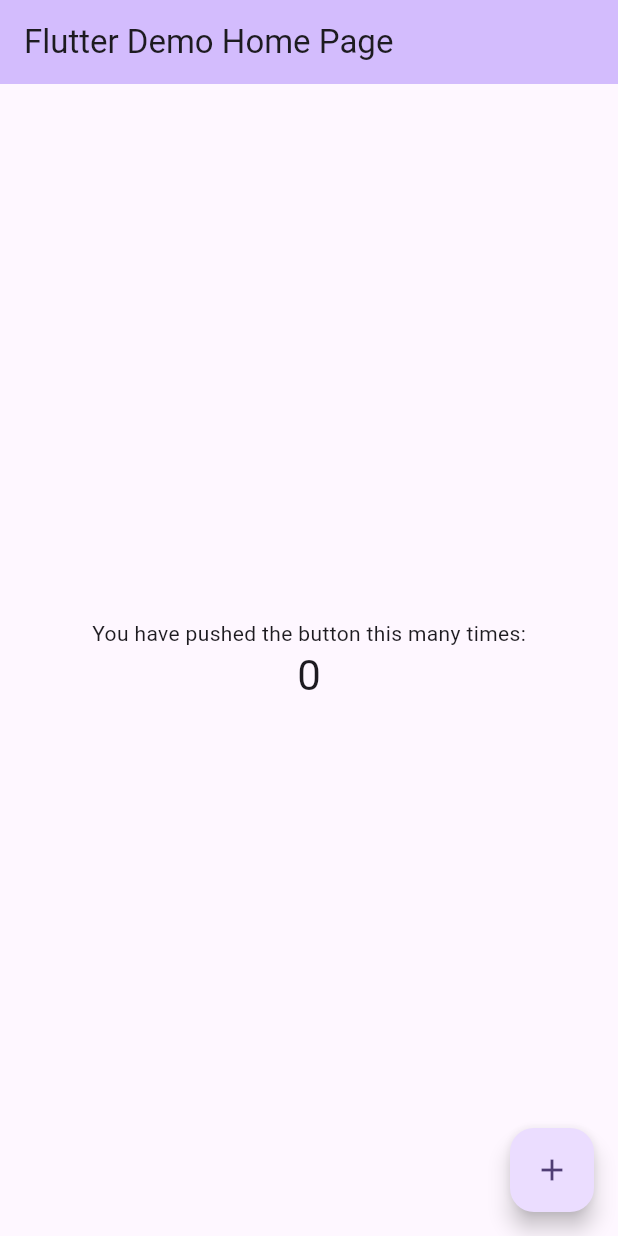
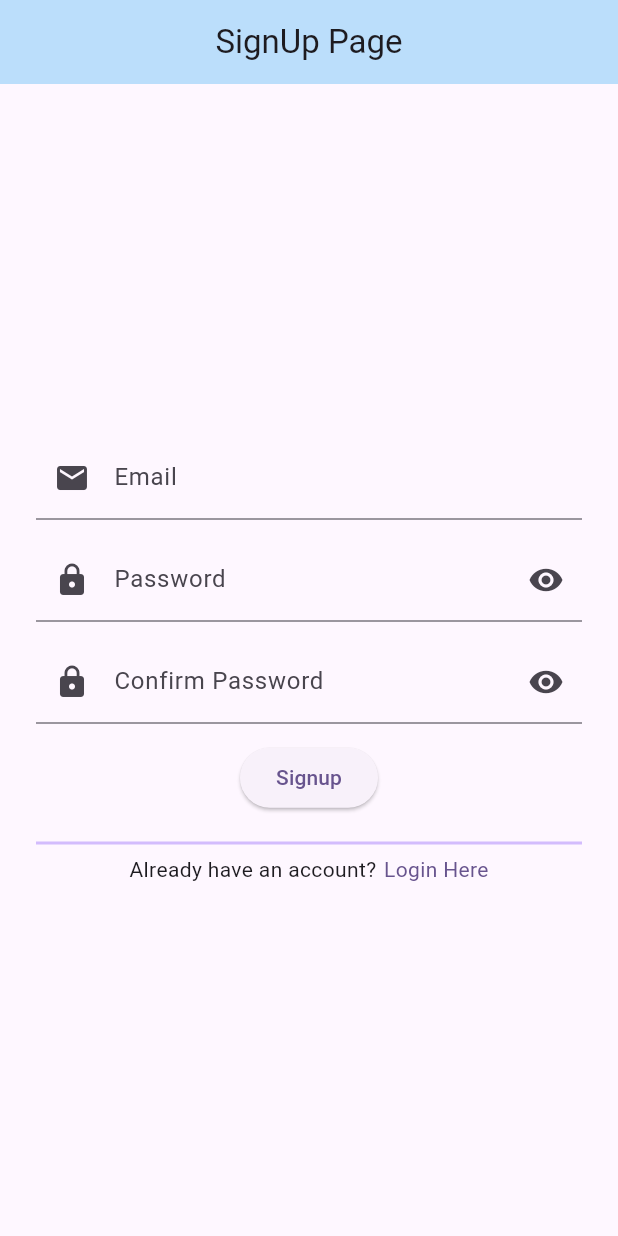
Before and after one commit to Charlie-97/my_notes, a Flutter app: the screen it shows after launch, on a phone screen of 412 x 824 dp. Run offline on Flutter 3.47's test engine with Material 2 defaults, Android fonts, the phone set to English and light mode, and no system bars; our stand-ins replace firebase_auth, firebase_core; accounts and stored records are empty.

Commit message:
Added Email/password login function

```diff
--- a/lib/main.dart
+++ b/lib/main.dart
@@ -1,126 +1,22 @@
 import 'package:flutter/material.dart';
-import 'dart:math';
+import 'package:my_notes/pages/home_page.dart';
+import 'package:my_notes/pages/login_page.dart';
+import 'package:my_notes/pages/signup_page.dart';
 
 void main() {
-  runApp(const MyApp());
-}
-
-class MyApp extends StatelessWidget {
-  const MyApp({super.key});
-
-  // This widget is the root of your application.
-  @override
-  Widget build(BuildContext context) {
-    return MaterialApp(
-      title: 'Flutter Demo',
-      theme: ThemeData(
-        // This is the theme of your application.
-        //
-        // TRY THIS: Try running your application with "flutter run". You'll see
-        // the application has a blue toolbar. Then, without quitting the app,
-        // try changing the seedColor in the colorScheme below to Colors.green
-        // and then invoke "hot reload" (save your changes or press the "hot
-        // reload" button in a Flutter-supported IDE, or press "r" if you used
-        // the command line to start the app).
-        //
-        // Notice that the counter didn't reset back to zero; the application
-        // state is not lost during the reload. To reset the state, use hot
-        // restart instead.
-        //
-        // This works for code too, not just values: Most code changes can be
-        // tested with just a hot reload.
+  WidgetsFlutterBinding.ensureInitialized();
+  runApp(MaterialApp(
+    title: 'Flutter Demo',
+    theme: ThemeData(
         colorScheme: ColorScheme.fromSeed(seedColor: Colors.deepPurple),
         useMaterial3: true,
-      ),
-      home: const MyHomePage(title: 'Flutter Demo Home Page'),
-    );
-  }
+        textTheme: TextTheme(),
+        textButtonTheme: const TextButtonThemeData(style: ButtonStyle())),
+    routes: {
+      '/': (context) => SignupPage(),
+      '/login': (context) => const LoginPage(),
+      '/home': (context) => const HomePage(),
+    },
+    initialRoute: '/',
+  ));
 }
-
-class MyHomePage extends StatefulWidget {
-  const MyHomePage({super.key, required this.title});
-
-  // This widget is the home page of your application. It is stateful, meaning
-  // that it has a State object (defined below) that contains fields that affect
-  // how it looks.
-
-  // This class is the configuration for the state. It holds the values (in this
-  // case the title) provided by the parent (in this case the App widget) and
-  // used by the build method of the State. Fields in a Widget subclass are
-  // always marked "final".
-
-  final String title;
-
-  @override
-  State<MyHomePage> createState() => _MyHomePageState();
-}
-
-class _MyHomePageState extends State<MyHomePage> {
-  int _counter = 0;
-
-  void _incrementCounter() {
-    setState(() {
-      // This call to setState tells the Flutter framework that something has
-      // changed in this State, which causes it to rerun the build method below
-      // so that the display can reflect the updated values. If we changed
-      // _counter without calling setState(), then the build method would not be
-      // called again, and so nothing would appear to happen.
-      _counter++;
-    });
-  }
-
-  @override
-  Widget build(BuildContext context) {
-    // This method is rerun every time setState is called, for instance as done
-    // by the _incrementCounter method above.
-    //
-    // The Flutter framework has been optimized to make rerunning build methods
-    // fast, so that you can just rebuild anything that needs updating rather
-    // than having to individually change instances of widgets.
-    return Scaffold(
-      appBar: AppBar(
-        // TRY THIS: Try changing the color here to a specific color (to
-        // Colors.amber, perhaps?) and trigger a hot reload to see the AppBar
-        // change color while the other colors stay the same.
-        backgroundColor: Theme.of(context).colorScheme.inversePrimary,
-        // Here we take the value from the MyHomePage object that was created by
-        // the App.build method, and use it to set our appbar title.
-        title: Text(widget.title),
-      ),
-      body: Center(
-        // Center is a layout widget. It takes a single child and positions it
-        // in the middle of the parent.
-        child: Column(
-          // Column is also a layout widget. It takes a list of children and
-          // arranges them vertically. By default, it sizes itself to fit its
-          // children horizontally, and tries to be as tall as its parent.
-          //
-          // Column has various properties to control how it sizes itself and
-          // how it positions its children. Here we use mainAxisAlignment to
-          // center the children vertically; the main axis here is the vertical
-          // axis because Columns are vertical (the cross axis would be
-          // horizontal).
-          //
-          // TRY THIS: Invoke "debug painting" (choose the "Toggle Debug Paint"
-          // action in the IDE, or press "p" in the console), to see the
-          // wireframe for each widget.
-          mainAxisAlignment: MainAxisAlignment.center,
-          children: <Widget>[
-            const Text(
-              'You have pushed the button this many times:',
-            ),
-            Text(
-              '$_counter',
-              style: Theme.of(context).textTheme.headlineMedium,
-            ),
-          ],
-        ),
-      ),
-      floatingActionButton: FloatingActionButton(
-        onPressed: _incrementCounter,
-        tooltip: 'Increment',
-        child: const Icon(Icons.add),
-      ), // This trailing comma makes auto-formatting nicer for build methods.
-    );
-  }
-}
--- /dev/null
+++ b/lib/pages/signup_page.dart
@@ -0,0 +1,211 @@
+import 'package:firebase_core/firebase_core.dart';
+import 'package:flutter/material.dart';
+import 'package:firebase_auth/firebase_auth.dart';
+import 'package:my_notes/utils/functions.dart';
+import 'package:my_notes/firebase_options.dart';
+
+class SignupPage extends StatefulWidget {
+  const SignupPage({super.key});
+
+  @override
+  State<SignupPage> createState() => _SignupPageState();
+}
+
+class _SignupPageState extends State<SignupPage> {
+  late final TextEditingController _userEmail;
+
+  late final TextEditingController _userPassword;
+
+  late final TextEditingController _userPasswordConfirmation;
+
+  bool obscurePassword = true;
+
+  bool obscurePasswordConfirmation = true;
+
+  Icon passwordVisibilityIcon = Icon(Icons.visibility);
+  Icon confirmPasswordVisibilityIcon = Icon(Icons.visibility);
+
+  bool passwordsMatch = true;
+
+  @override
+  void initState() {
+    _userEmail = TextEditingController();
+    _userPassword = TextEditingController();
+    _userPasswordConfirmation = TextEditingController();
+    super.initState();
+  }
+
+  @override
+  void dispose() {
+    _userEmail.dispose();
+    _userPassword.dispose();
+    _userPasswordConfirmation.dispose();
+    super.dispose();
+  }
+
+  @override
+  Widget build(BuildContext context) {
+    return Scaffold(
+      appBar: AppBar(
+        title: const Text('SignUp Page'),
+        backgroundColor: Theme.of(context).primaryColorLight,
+        centerTitle: true,
+        elevation: 0.0,
+      ),
+      body: FutureBuilder(
+        future: Firebase.initializeApp(
+          options: DefaultFirebaseOptions.currentPlatform,
+        ),
+        builder: (context, snapshot) {
+          switch (snapshot.connectionState) {
+            case ConnectionState.done:
+              return Padding(
+                padding: const EdgeInsets.all(24.0),
+                child: Center(
+                  child: Column(
+                    mainAxisAlignment: MainAxisAlignment.center,
+                    children: [
+                      TextFormField(
+                        enableSuggestions: false,
+                        autocorrect: false,
+                        keyboardType: TextInputType.emailAddress,
+                        controller: _userEmail,
+                        decoration: const InputDecoration(
+                          labelText: 'Email',
+                          hintText: 'example@whatevermail.com',
+                          prefixIcon: Icon(Icons.mail),
+                        ),
+                      ),
+                      const SizedBox(
+                        height: 12.0,
+                      ),
+                      TextFormField(
+                        obscureText: obscurePassword,
+                        enableSuggestions: false,
+                        autocorrect: false,
+                        controller: _userPassword,
+                        onChanged: (_) {
+                          setState(() {});
+                        },
+                        decoration: InputDecoration(
+                          errorText: checkPasswordLength(_userPassword.text)
+                              ? null
+                              : 'Password must be at least 8 characters',
+                          labelText: 'Password',
+                          hintText: 'min. 8 characters',
+                          prefixIcon: const Icon(Icons.lock),
+                          suffixIcon: IconButton(
+                            onPressed: () {
+                              setState(() {
+                                final toggleVisibility = setPasswordVisibility(
+                                    obscureText: obscurePassword);
+                                obscurePassword = !obscurePassword;
+                                final newIconData = toggleVisibility();
+                                passwordVisibilityIcon = Icon(newIconData);
+                              });
+                            },
+                            icon: passwordVisibilityIcon,
+                          ),
+                        ),
+                      ),
+                      const SizedBox(
+                        height: 12.0,
+                      ),
+                      TextFormField(
+                        obscureText: obscurePasswordConfirmation,
+                        enableSuggestions: false,
+                        autocorrect: false,
+                        controller: _userPasswordConfirmation,
+                        onChanged: (_) {
+                          setState(() {});
+                        },
+                        decoration: InputDecoration(
+                          errorText: checkPasswordsMatch(
+                            password: _userPassword.text,
+                            passwordConfirmation:
+                                _userPasswordConfirmation.text,
+                          )
+                              ? null
+                              : '! Password Mismatch',
+                          labelText: 'Confirm Password',
+                          prefixIcon: const Icon(Icons.lock),
+                          suffixIcon: IconButton(
+                            onPressed: () {
+                              setState(() {
+                                final toggleConfirmVisibility =
+                                    setPasswordVisibility(
+                                        obscureText:
+                                            obscurePasswordConfirmation);
+                                obscurePasswordConfirmation =
+                                    !obscurePasswordConfirmation;
+                                final newIconData = toggleConfirmVisibility();
+                                confirmPasswordVisibilityIcon =
+                                    Icon(newIconData);
+                              });
+                            },
+                            icon: confirmPasswordVisibilityIcon,
+                          ),
+                        ),
+                      ),
+                      const SizedBox(
+                        height: 12.0,
+                      ),
+                      ElevatedButton(
+                        onPressed: () async {
+                          final userEmail = _userEmail.text;
+                          final userPassword = _userPassword.text;
+
+                          final userCredential = await FirebaseAuth.instance
+                              .createUserWithEmailAndPassword(
+                            email: userEmail,
+                            password: userPassword,
+                          );
+                          print(userCredential);
+                          // Navigator.pushReplacementNamed(context, '/home');
+                        },
+                        child: const Text('Signup'),
+                      ),
+                      const SizedBox(
+                        height: 12,
+                      ),
+                      Divider(
+                        height: 15.0,
+                        thickness: 2.0,
+                        color: Theme.of(context).colorScheme.inversePrimary,
+                      ),
+                      Row(
+                        mainAxisAlignment: MainAxisAlignment.center,
+                        children: [
+                          const Text('Already have an account?'),
+                          const SizedBox(
+                            width: 5.0,
+                          ),
+                          GestureDetector(
+                              onTap: () {
+                                Navigator.pushReplacementNamed(
+                                    context, '/login');
+                              },
+                              child: Text(
+                                "Login Here",
+                                style: TextStyle(
+                                    color: Theme.of(context).primaryColor),
+                              )),
+                        ],
+                      )
+                    ],
+                  ),
+                ),
+              );
+
+            case ConnectionState.waiting:
+              return const Text('data');
+
+
+            default:
+              return const Text('Loading...');
+          }
+        },
+      ),
+    );
+  }
+}
--- /dev/null
+++ b/lib/utils/functions.dart
@@ -0,0 +1,25 @@
+import 'package:flutter/material.dart';
+
+void login() async {}
+
+void signout() async {}
+
+void signup() async {}
+
+Function setPasswordVisibility({required bool obscureText}) {
+  return () {
+    obscureText = !obscureText;
+    return obscureText ? Icons.visibility : Icons.visibility_off;
+  };
+}
+
+bool checkPasswordsMatch({
+  required String password,
+  required String passwordConfirmation,
+}) {
+  return password == passwordConfirmation || passwordConfirmation.isEmpty;
+}
+
+bool checkPasswordLength(String password) {
+  return password.length >= 8 || password.isEmpty;
+}
```
Also changed, not shown: lib/pages/home_page.dart (added, +49 -0 lines), lib/pages/login_page.dart (added, +52 -0 lines), lib/widgets/widgets.dart (added, +57 -0 lines), lib/pages/splash_screen.dart (added), 5 other files.
